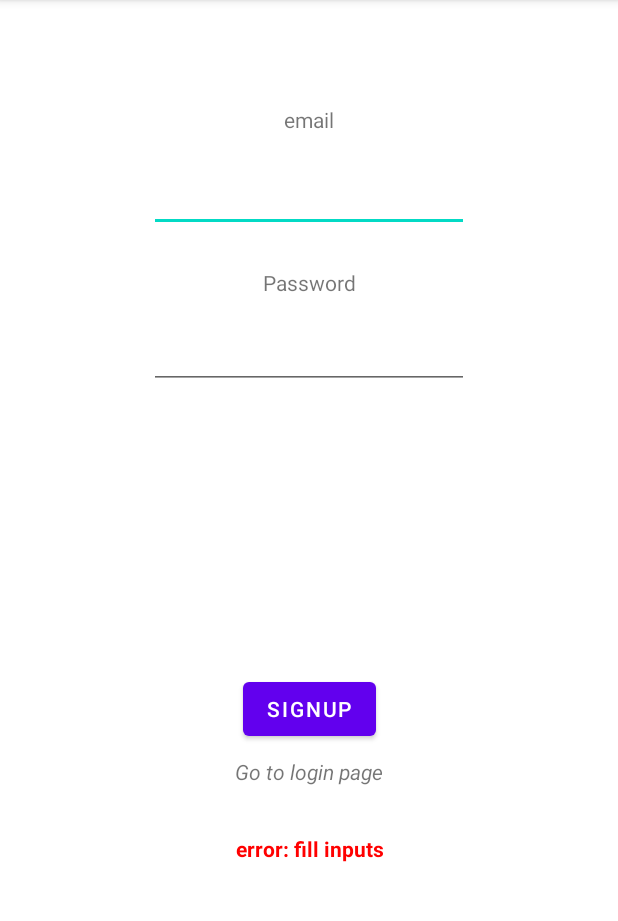
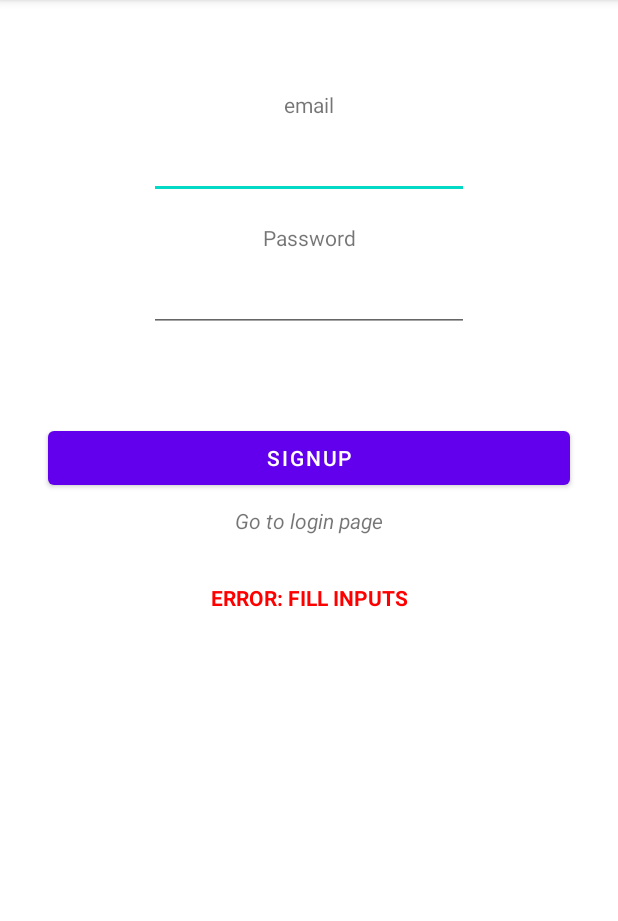
Before and after one commit to hessamasna/MobilePrograming-KingOfQuiz, an Android app: the SignUp screen opened directly, with no data from a screen before it, after a tap on "SIGNUP", on a phone screen of 412 x 824 dp, the part 84-1005 px from its top. Run offline under Robolectric (Android 15) with nearby library versions, the phone set to English and light mode, and no system bars; our stand-ins replace Room's generated code.

Commit message:
[IMP] improve login&signUp UI and fix errors

```diff
--- a/app/src/main/java/com/cip/kingofquiz/Login.java
+++ b/app/src/main/java/com/cip/kingofquiz/Login.java
@@ -50,7 +50,7 @@ public class Login extends AppCompatActivity {
         TextView loginError = (TextView) findViewById(R.id.login_error_txt);
 
         if (emailField.getText().toString().equals("") || emailField.getText().toString().equals("")) {
-            loginError.setText("error: fill inputs");
+            loginError.setText("ERROR: FILL INPUTS");
 
             return;
 
@@ -60,12 +60,12 @@ public class Login extends AppCompatActivity {
         user = db.userDao().getUserByEmail(emailField.getText().toString());
 
         if (user == null) {
-            loginError.setText("error: we don't have this email");
+            loginError.setText("ERROR: WE DON'T HAVE THIS EMAIL");
             return;
         }
 
         if (!user.getPassword().equals(passField.getText().toString())) {
-            loginError.setText("error: wrong password");
+            loginError.setText("ERROR: WRONG PASSWORD");
             return;
         }
 
--- a/app/src/main/java/com/cip/kingofquiz/SignUp.java
+++ b/app/src/main/java/com/cip/kingofquiz/SignUp.java
@@ -31,7 +31,7 @@ public class SignUp extends AppCompatActivity {
         TextView signUpError = (TextView) findViewById(R.id.SignUp_error_txt);
 
         if (emailField.getText().toString().equals("") || emailField.getText().toString().equals("")){
-            signUpError.setText("error: fill inputs");
+            signUpError.setText("ERROR: FILL INPUTS");
             return;
         }
 
@@ -40,7 +40,7 @@ public class SignUp extends AppCompatActivity {
         user = db.userDao().getUserByEmail(emailField.getText().toString());
 
         if (user != null) {
-            signUpError.setText("error: already signUp");
+            signUpError.setText("ERROR: ALREADY SIGNUP");
             return;
         }
 
--- a/app/src/main/res/layout/activity_sign_up.xml
+++ b/app/src/main/res/layout/activity_sign_up.xml
@@ -8,9 +8,11 @@
 
     <Button
         android:id="@+id/button_btn"
-        android:layout_width="wrap_content"
+        android:layout_width="fill_parent"
         android:layout_height="wrap_content"
-        android:layout_marginTop="189dp"
+        android:layout_marginStart="32dp"
+        android:layout_marginTop="60dp"
+        android:layout_marginEnd="32dp"
         android:onClick="SignUpUser"
         android:text="SignUp"
         app:layout_constraintEnd_toEndOf="parent"
@@ -21,7 +23,7 @@
         android:id="@+id/email_signUp_txt"
         android:layout_width="wrap_content"
         android:layout_height="wrap_content"
-        android:layout_marginTop="70dp"
+        android:layout_marginTop="60dp"
         android:text="email"
         app:layout_constraintEnd_toEndOf="parent"
         app:layout_constraintStart_toStartOf="parent"
@@ -31,7 +33,7 @@
         android:id="@+id/password_signUp_txt"
         android:layout_width="wrap_content"
         android:layout_height="wrap_content"
-        android:layout_marginTop="24dp"
+        android:layout_marginTop="16dp"
         android:text="Password"
         app:layout_constraintEnd_toEndOf="parent"
         app:layout_constraintStart_toStartOf="parent"
@@ -41,7 +43,7 @@
         android:id="@+id/email_signUp"
         android:layout_width="wrap_content"
         android:layout_height="wrap_content"
-        android:layout_marginTop="20dp"
+        android:layout_marginTop="8dp"
         android:ems="10"
         android:inputType="textEmailAddress"
         app:layout_constraintEnd_toEndOf="parent"
@@ -52,7 +54,7 @@
         android:id="@+id/password_signUp"
         android:layout_width="wrap_content"
         android:layout_height="wrap_content"
-        android:layout_marginTop="16dp"
+        android:layout_marginTop="8dp"
         android:ems="10"
         android:inputType="textPassword"
         app:layout_constraintEnd_toEndOf="parent"
```
Also changed, not shown: app/src/main/res/layout/activity_login.xml (+5 -2 lines).
